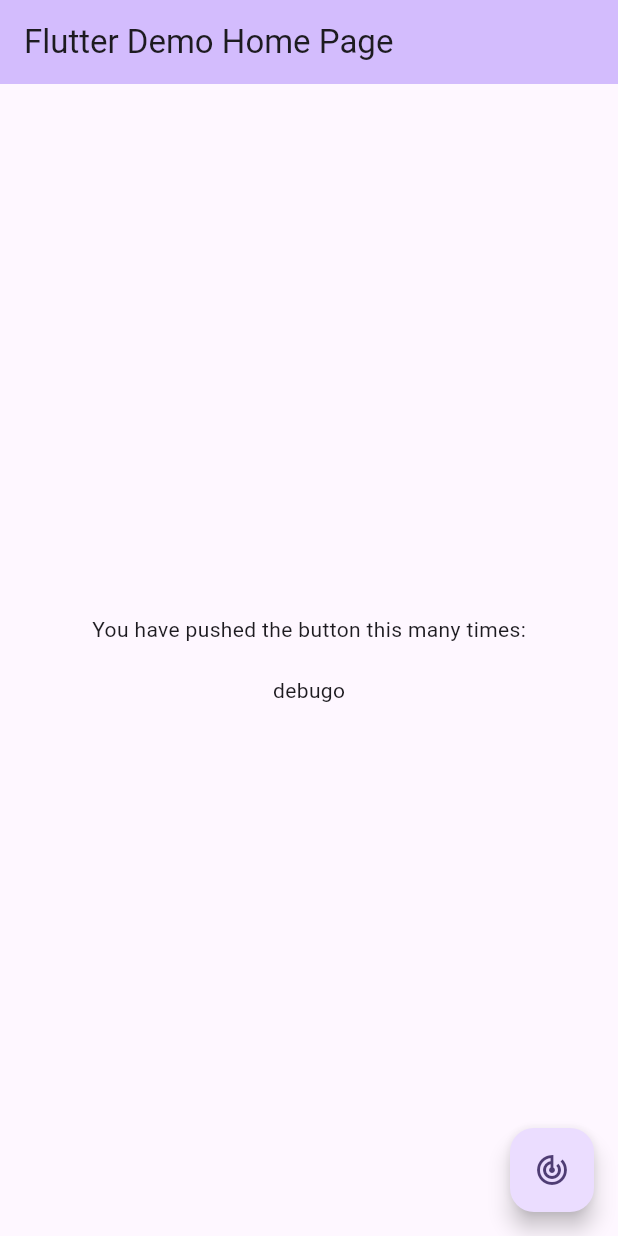
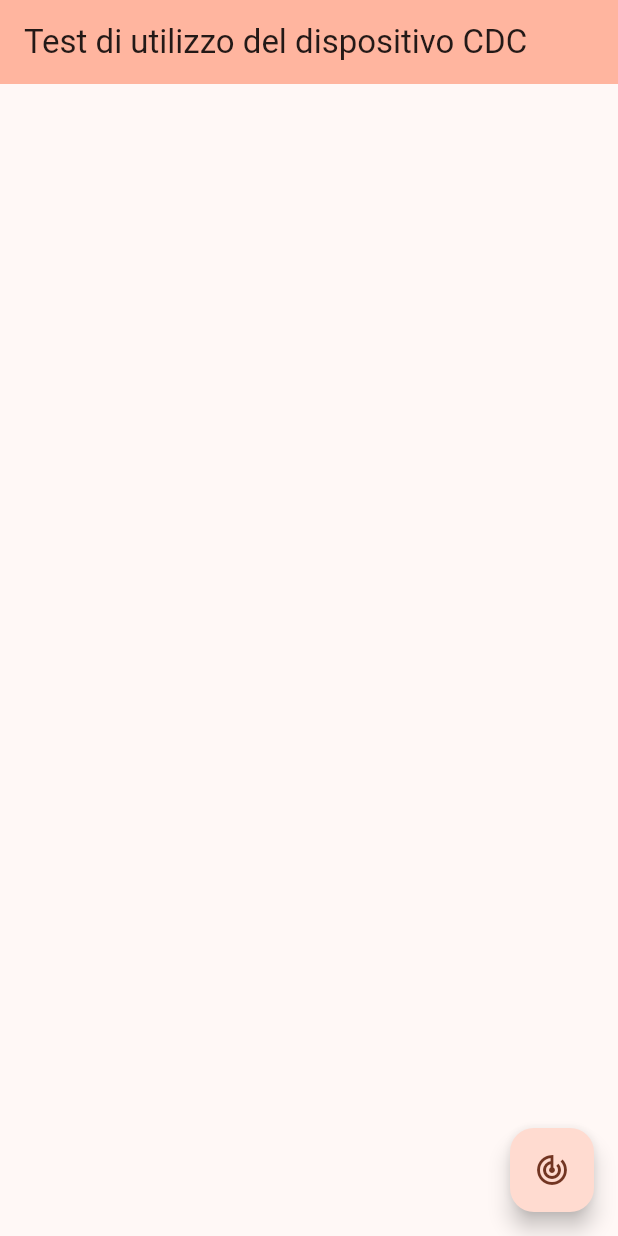
Before and after one commit to Pistacchio42/test_for_cdc, a Flutter app: the screen it shows after launch, after a tap on the "track changes" icon, on a phone screen of 412 x 824 dp. Run offline on Flutter 3.47's test engine with Material 3 defaults, Android fonts, the light colour scheme and no system bars; missing offline and left inert: usb_serial.

Commit message:
funzionante ma c'è un carattere che non va

```diff
--- a/lib/main.dart
+++ b/lib/main.dart
@@ -2,7 +2,6 @@ import 'dart:async';
 import 'dart:typed_data';
 
 import 'package:flutter/material.dart';
-import 'package:usb_serial/transaction.dart';
 import 'package:usb_serial/usb_serial.dart';
 import 'package:flutter/cupertino.dart';
 
@@ -16,12 +15,13 @@ class MyApp extends StatelessWidget {
   @override
   Widget build(BuildContext context) {
     return MaterialApp(
-      title: 'Flutter Demo',
+      debugShowCheckedModeBanner: false,
+      title: 'CDC template',
       theme: ThemeData(
-        colorScheme: ColorScheme.fromSeed(seedColor: Colors.deepPurple),
+        colorScheme: ColorScheme.fromSeed(seedColor: Colors.deepOrangeAccent),
         useMaterial3: true,
       ),
-      home: const MyHomePage(title: 'Flutter Demo Home Page'),
+      home: const MyHomePage(title: 'Test di utilizzo del dispositivo CDC'),
     );
   }
 }
@@ -36,20 +36,26 @@ class MyHomePage extends StatefulWidget {
 }
 
 class _MyHomePageState extends State<MyHomePage> {
-  int _counter = 0;
-  String update="";
-  String debuggo="debugo";
+
+    String update="";
+    List<Widget> serialData=[];
+    //controlla che non siano nulli; va messa fuori per fare la chiusura al termine della app
+    UsbPort? port;
 
   Future<void> read() async {
+    //lista tutti i devices che ci sono
     List<UsbDevice> devices = await UsbSerial.listDevices();
-    print(devices);
 
+    //controlla che nn siano nulli
     UsbPort? port;
     if (devices.length == 0) {
       return;
     }
+
+    //crea una porta; se la lettura va fatta da più dispositivi com questa $port deve essere una lista
     port = await devices[0].create();
 
+    //apri la/e porta/e
     bool openResult = await port!.open();
     if ( !openResult ) {
       print("Failed to open");
@@ -59,23 +65,34 @@ class _MyHomePageState extends State<MyHomePage> {
     await port.setDTR(true);
     await port.setRTS(true);
 
+    //questi sono i parametri di lettura delle porte COM/CDM, si può cambiare qui o direttamente dal dispositivo
     port.setPortParameters(115200, UsbPort.DATABITS_8,
         UsbPort.STOPBITS_1, UsbPort.PARITY_NONE);
 
-    // print first result and close port.
+    await port.write(Uint8List.fromList([0x01, 0x54, 0x04]));
+
+    //leggi dalla porta e fai una traduzione da Uint8List a Stringa in questo caso
     port.inputStream!.listen((Uint8List event) {
       print(event);
       setState(() {
-        String s = new String.fromCharCodes(event);
-        var outputAsUint8List = new Uint8List.fromList(s.codeUnits);
+        String s = new String.fromCharCodes(event); /// <-molto importante
         update="$s";
+        serialData.add(Text(s));
       });
-      //port!.close();
     });
 
     //01 54 04 apertura
     // 01 50 04 chiusura
+    //questi numeri sono esadecimali per istruzioni al dispositivo com; riferite al dispositivo 0x1EAB/0x1D06: NewLand;
   }
+
+
+    @override
+    void dispose() {
+      super.dispose();
+    //chiusura della porta
+      port!.close();
+    }
 
   @override
   Widget build(BuildContext context) {
@@ -88,11 +105,8 @@ class _MyHomePageState extends State<MyHomePage> {
         child: Column(
           mainAxisAlignment: MainAxisAlignment.center,
           children: <Widget>[
-            const Text(
-              'You have pushed the button this many times:',
-            ),
             Text(update),
-            Text(debuggo),
+            ...serialData,
           ],
         ),
       ),
```
